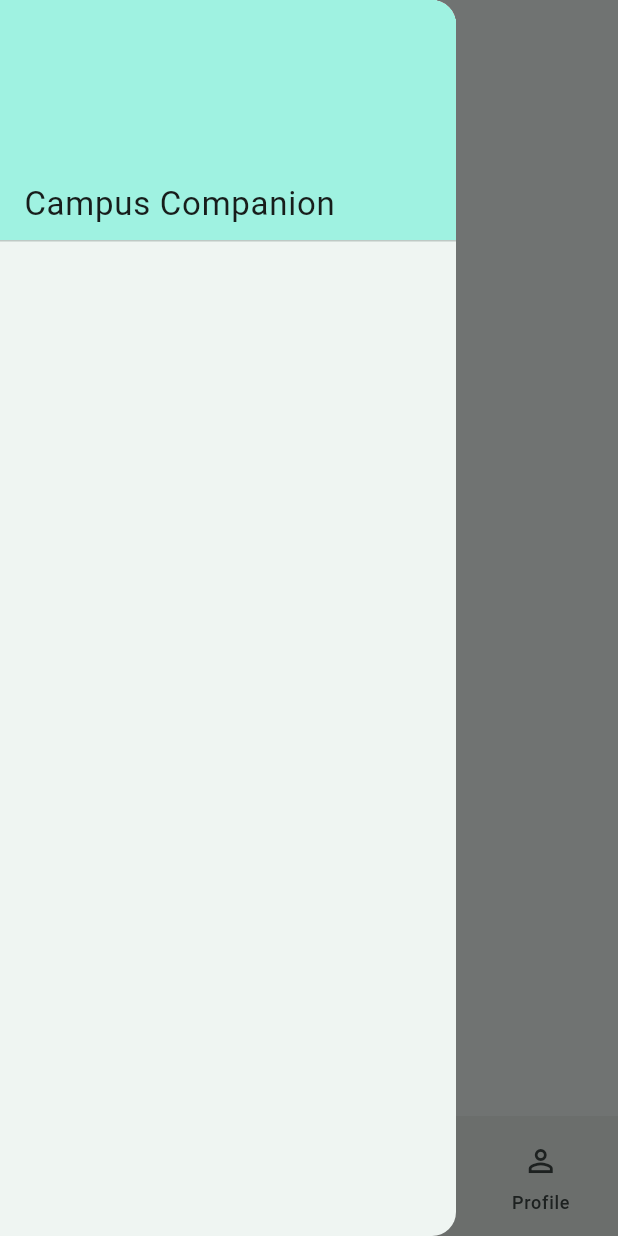
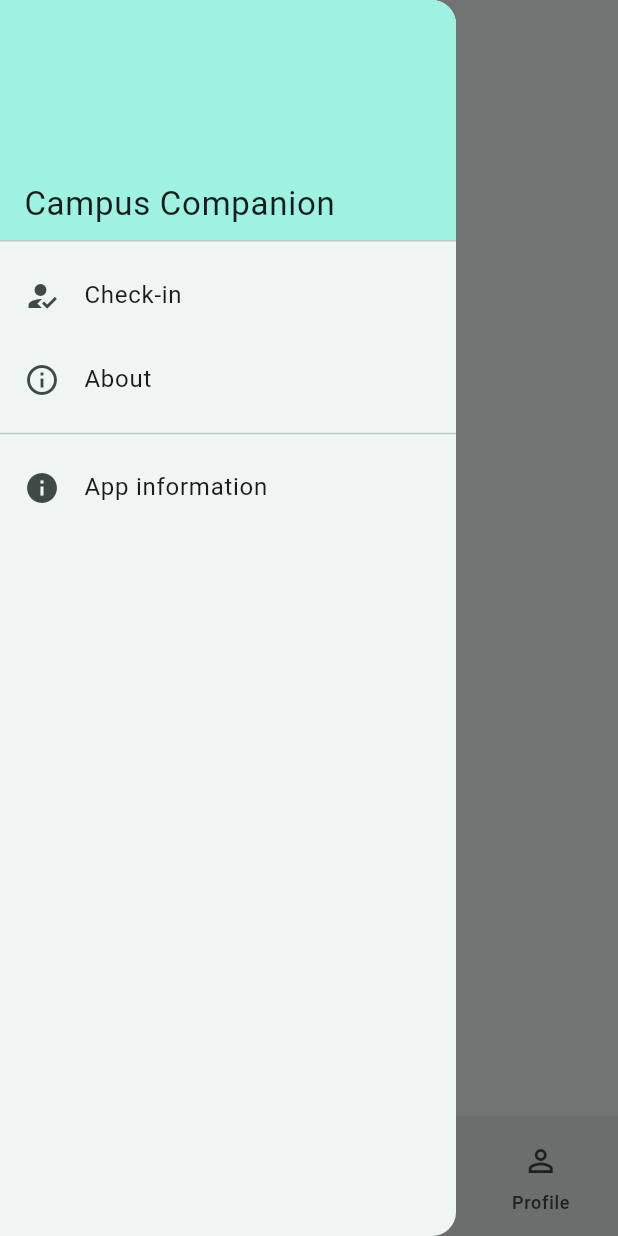
Before and after one commit to tsion875/mad-labs-UGR-6511-16, a Flutter app: the screen it shows after launch, with the side drawer open, on a phone screen of 412 x 824 dp. Run offline on Flutter 3.47's test engine with Material 3 defaults, Android fonts, the phone set to English and light mode, and no system bars; our stand-ins replace go_router.

Commit message:
feat(week04): task 5 add drawer navigation

```diff
--- a/week04/lib/navigation/app_shell.dart
+++ b/week04/lib/navigation/app_shell.dart
@@ -27,10 +27,6 @@ class AppShell extends StatelessWidget {
       appBar: AppBar(title: Text(_titles[navigationShell.currentIndex])),
       drawer: const AppDrawer(),
       body: navigationShell,
-      // NavigationBar is the Material 3 successor of BottomNavigationBar.
-      // The older widget still exists; the API is nearly identical
-      // (items/currentIndex/onTap vs destinations/selectedIndex/
-      // onDestinationSelected).
       bottomNavigationBar: NavigationBar(
         selectedIndex: navigationShell.currentIndex,
         onDestinationSelected: _goBranch,
@@ -78,10 +74,35 @@ class AppDrawer extends StatelessWidget {
             ),
             child: const Align(
               alignment: Alignment.bottomLeft,
-              child: Text('Campus Companion', style: TextStyle(fontSize: 22)),
+              child: Text(
+                'Campus Companion',
+                style: TextStyle(fontSize: 22),
+              ),
             ),
           ),
-          // TODO(lab): Task 5 — ListTiles for 'Check-in' and 'About'.
+          ListTile(
+            leading: const Icon(Icons.how_to_reg),
+            title: const Text('Check-in'),
+            onTap: () {
+              Navigator.pop(context);
+              context.push(Routes.checkIn);
+            },
+          ),
+          ListTile(
+            leading: const Icon(Icons.info_outline),
+            title: const Text('About'),
+            onTap: () {
+              Navigator.pop(context);// Temporarily removed for the Task 5 experiment.
+              context.push(Routes.about);
+            },
+          ),
+          const Divider(),
+          const AboutListTile(
+            icon: Icon(Icons.info),
+            child: Text('App information'),
+            applicationName: 'Campus Companion',
+            applicationVersion: '0.1.0+1',
+          ),
         ],
       ),
     );
```
Also changed, not shown: 1 other file.
